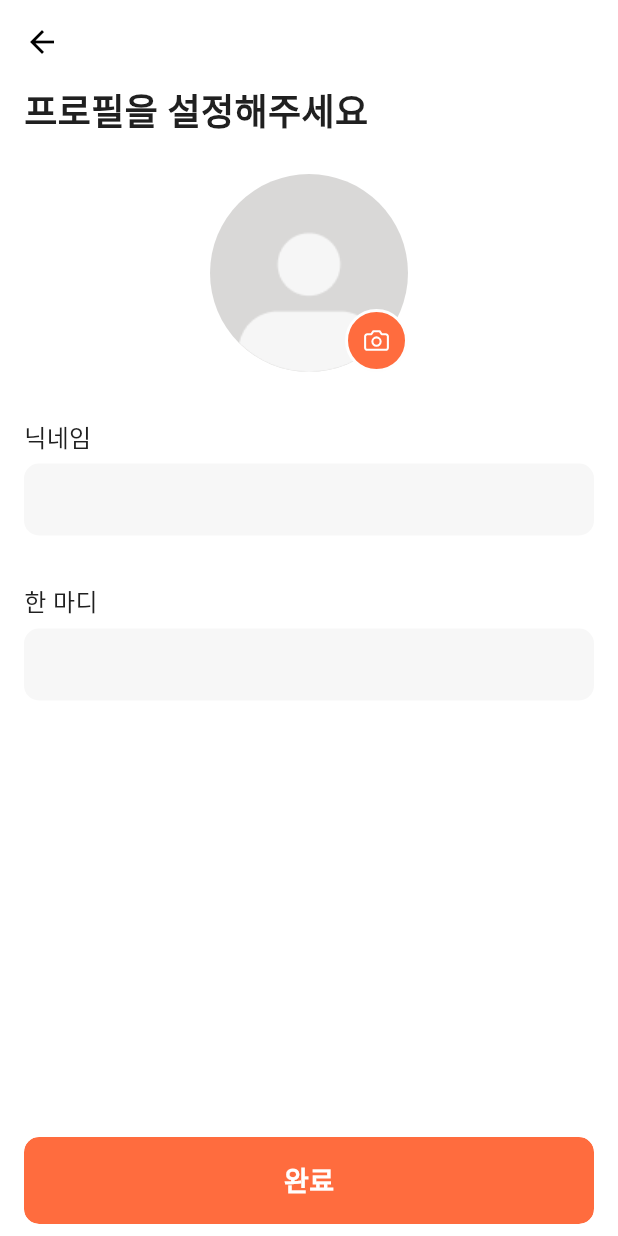
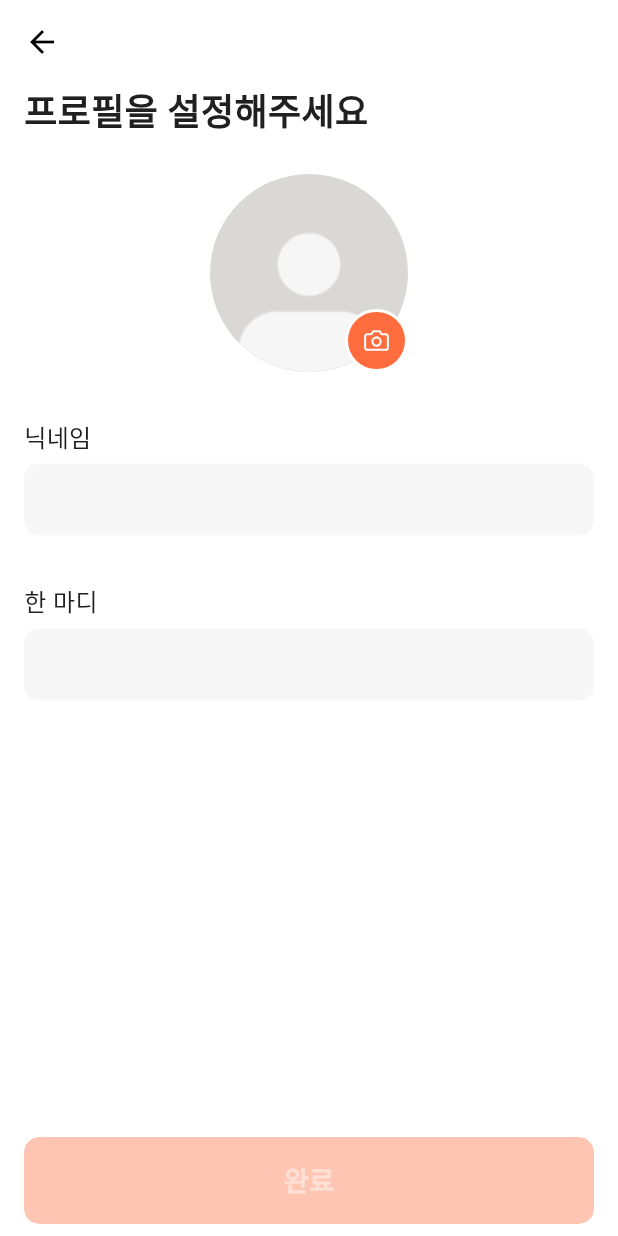
Before and after one commit to hajithon/team1-mobile, a Flutter app: the ProfileOnoboardingScreen screen opened by its route, after a tap on "완료", on a phone screen of 412 x 824 dp. Run offline on Flutter 3.47's test engine with Material 3 defaults, Android fonts, the phone set to English and light mode, and no system bars; our stand-ins replace dio, flutter_secure_storage, flutter_speed_dial, flutter_svg, get, hive and 2 more; accounts and stored records are empty.

Commit message:
feat : onboarding profile setting

```diff
--- a/lib/pages/login/register_screen.dart
+++ b/lib/pages/login/register_screen.dart
@@ -5,7 +5,7 @@ import 'package:hajithon_teami_flutter_app/component/common/custom_elevated_butt
 import 'package:hajithon_teami_flutter_app/component/common/custom_text_form_field.dart';
 import 'package:hajithon_teami_flutter_app/component/common/custom_text_style.dart';
 import 'package:hajithon_teami_flutter_app/pages/common/default_layout.dart';
-import 'package:hajithon_teami_flutter_app/pages/home/home_screen.dart';
+import 'package:hajithon_teami_flutter_app/pages/onboarding/pages/profile.dart';
 import 'package:hajithon_teami_flutter_app/services/auth/service.dart';
 
 class RegisterScreen extends StatelessWidget {
@@ -86,7 +86,7 @@ class RegisterScreen extends StatelessWidget {
                     try {
                       isLoading.value = true;
                       await Get.find<AuthService>().register(email.value, password.value);
-                      Get.offAllNamed(HomeScreen.routeName);
+                      Get.offAllNamed(ProfileOnoboardingScreen.routeName);
                     } finally {
                       isLoading.value = false;
                     }
--- /dev/null
+++ b/lib/pages/onboarding/pages/binding.dart
@@ -0,0 +1,9 @@
+import 'package:get/get.dart';
+import 'package:hajithon_teami_flutter_app/services/profile/service.dart';
+
+class OnboardingPageBinding implements Bindings {
+  @override
+  void dependencies() {
+    Get.lazyPut(() => ProfileService());
+  }
+}
--- a/lib/pages/onboarding/pages/profile.dart
+++ b/lib/pages/onboarding/pages/profile.dart
@@ -1,13 +1,20 @@
 import 'package:flutter/material.dart';
 import 'package:flutter_svg/svg.dart';
+import 'package:get/get.dart';
 import 'package:hajithon_teami_flutter_app/component/common/custom_elevated_button.dart';
 import 'package:hajithon_teami_flutter_app/component/common/custom_text_form_field.dart';
 import 'package:hajithon_teami_flutter_app/const/color/color.dart';
 import 'package:hajithon_teami_flutter_app/pages/common/default_layout.dart';
+import 'package:hajithon_teami_flutter_app/pages/home/home_screen.dart';
+import 'package:hajithon_teami_flutter_app/services/profile/service.dart';
 
 class ProfileOnoboardingScreen extends StatelessWidget {
   static const routeName = '/onboarding/profile';
-  const ProfileOnoboardingScreen({super.key});
+  final Rx<String> nickname = ''.obs;
+  final Rx<String> bio = ''.obs;
+
+  final Rx<bool> isLoading = false.obs;
+  ProfileOnoboardingScreen({super.key});
 
   @override
   Widget build(BuildContext context) {
@@ -19,9 +26,6 @@ class ProfileOnoboardingScreen extends StatelessWidget {
             Expanded(
               child: ListView(
                 keyboardDismissBehavior: ScrollViewKeyboardDismissBehavior.onDrag,
-                children: [
-                  Column(
-                    crossAxisAlignment: CrossAxisAlignment.start,
                 children: [
                   const Text(
                     '프로필을 설정해주세요',
@@ -63,23 +67,42 @@ class ProfileOnoboardingScreen extends StatelessWidget {
                   const SizedBox(height: 32),
                   CustomTextFormField(
                     label: '닉네임',
-                        onChanged: (value) {},
+                    onChanged: (value) {
+                      nickname.value = value;
+                    },
                   ),
                   const SizedBox(height: 32),
                   CustomTextFormField(
                     label: '한 마디',
-                        onChanged: (value) {},
-                      ),
-                    ],
+                    onChanged: (value) {
+                      bio.value = value;
+                    },
                   ),
                 ],
               ),
             ),
-            const Padding(
-              padding: EdgeInsets.symmetric(vertical: 8),
-              child: CustomButton(
-                child: Text('완료'),
-              ),
+            Padding(
+              padding: const EdgeInsets.symmetric(vertical: 8),
+              child: Obx(() {
+                if (isLoading.value) {
+                  return CustomButton.loading();
+                }
+                if (nickname.value.isEmpty) {
+                  return CustomButton.disabled(child: const Text('완료'));
+                }
+                return CustomButton(
+                  child: const Text('완료'),
+                  onTap: () async {
+                    try {
+                      isLoading.value = true;
+                      await Get.find<ProfileService>().patchProfile(nickname: nickname.value, description: bio.value);
+                      Get.offAllNamed(HomeScreen.routeName);
+                    } finally {
+                      isLoading.value = false;
+                    }
+                  },
+                );
+              }),
             ),
           ],
         ),
```
Also changed, not shown: lib/routes/routes.dart (+7 -1 lines). Lines whose indentation alone changed are shown as unchanged.
